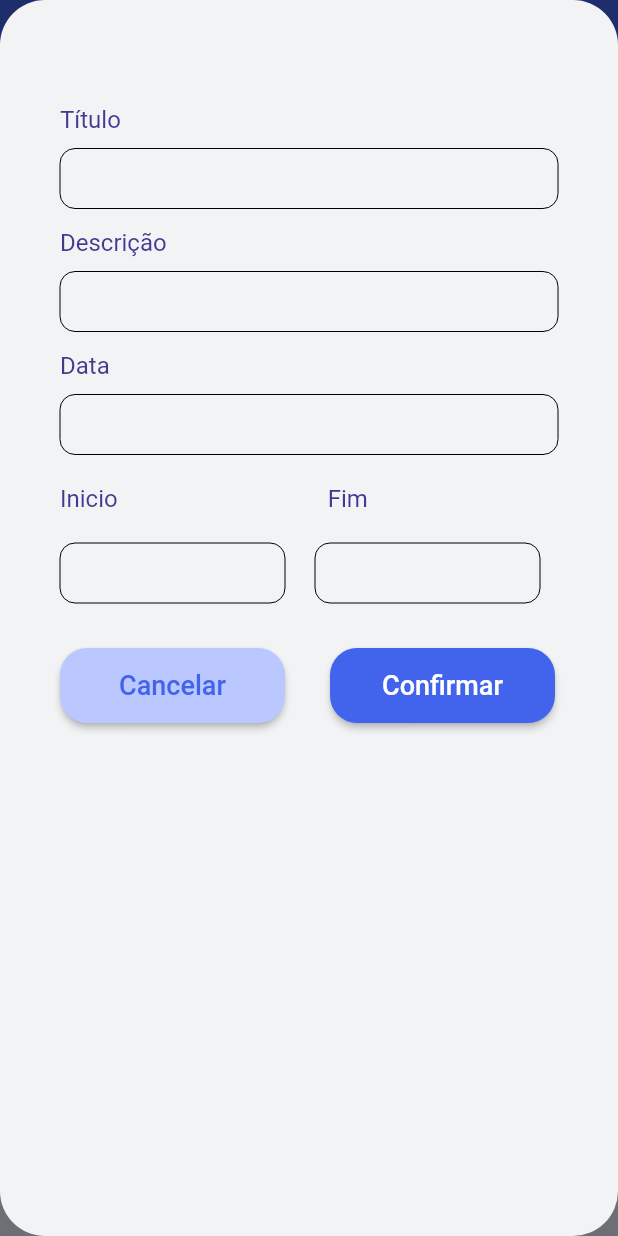
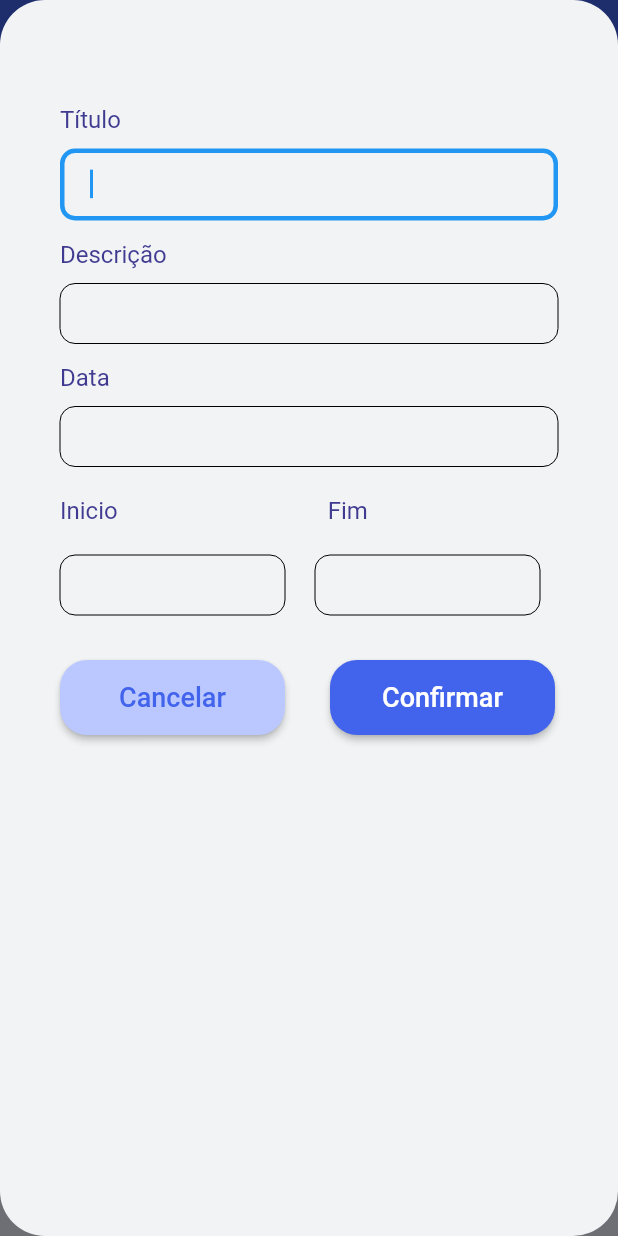
Before and after one commit to fymorGod/projeto-inicial-educacao, a Flutter app: the CalanderPage screen opened directly, after a tap on the "add" icon, on a phone screen of 412 x 824 dp. Run offline on Flutter 3.47's test engine with Material 2 defaults, Android fonts, the phone set to English and light mode, and no system bars; drawn by our look-alikes of table_calendar; our stand-ins replace auto_size_text, google_fonts, page_transition, percent_indicator, responsive_sizer, syncfusion_flutter_charts and 1 more; missing offline and left inert: flutter_vibrate.

Commit message:
aaaaaahhhh, me ajuda

```diff
--- a/lib/pages/bottomNavPages/calander_page.dart
+++ b/lib/pages/bottomNavPages/calander_page.dart
@@ -143,7 +143,7 @@ class _CalanderPageState extends State<CalanderPage> {
               ),
               SingleChildScrollView(
                 child: Container(
-                  padding: EdgeInsets.only(top: 3, left: 10, right:10),
+                  padding: EdgeInsets.only(top: 3, left: 20, right:10),
                   width: 120.w,
                   height: Adaptive.sp(70),
                   child: ListView(
@@ -358,9 +358,11 @@ class _CalanderPageState extends State<CalanderPage> {
                                 ),),
                               ),
                               SizedBox(
-                                height: 40,
+
                                 child: TextField(
+                                  autofocus: true,
                                   decoration: InputDecoration(
+                                    contentPadding: EdgeInsets.symmetric(vertical: 10, horizontal: 20),
                                     enabledBorder: OutlineInputBorder(
                                       borderSide: const BorderSide(width: 0,),
                                       borderRadius: BorderRadius.circular(10),
@@ -385,6 +387,7 @@ class _CalanderPageState extends State<CalanderPage> {
                                 height: 40,
                                 child: TextField(
                                   decoration: InputDecoration(
+                                    contentPadding: EdgeInsets.symmetric(vertical: 10, horizontal: 20),
                                     enabledBorder: OutlineInputBorder(
                                       borderSide: const BorderSide(width: 0,),
                                       borderRadius: BorderRadius.circular(10),
@@ -409,6 +412,7 @@ class _CalanderPageState extends State<CalanderPage> {
                                 height: 40,
                                 child: TextField(
                                   decoration: InputDecoration(
+                                    contentPadding: EdgeInsets.symmetric(vertical: 10, horizontal: 20),
                                     enabledBorder: OutlineInputBorder(
                                       borderSide: const BorderSide(width: 0,),
                                       borderRadius: BorderRadius.circular(10),
@@ -453,6 +457,7 @@ class _CalanderPageState extends State<CalanderPage> {
                                       height: 40,
                                       child: TextField(
                                         decoration: InputDecoration(
+                                          contentPadding: EdgeInsets.symmetric(vertical: 10, horizontal: 20),
                                           enabledBorder: OutlineInputBorder(
                                             borderSide: const BorderSide(width: 0,),
                                             borderRadius: BorderRadius.circular(10),
@@ -470,6 +475,7 @@ class _CalanderPageState extends State<CalanderPage> {
                                       height: 40,
                                       child: TextField(
                                         decoration: InputDecoration(
+                                          contentPadding: EdgeInsets.symmetric(vertical: 10, horizontal: 20),
                                           enabledBorder: OutlineInputBorder(
                                             borderSide: const BorderSide(width: 0,),
                                             borderRadius: BorderRadius.circular(10),
@@ -500,7 +506,6 @@ class _CalanderPageState extends State<CalanderPage> {
                                     SizedBox(width: 30,),
                                     ElevatedButton(onPressed: () {},
                                         style: ElevatedButton.styleFrom(
-
                                           shape: RoundedRectangleBorder(borderRadius: BorderRadius.circular(18)),
                                           fixedSize: Size(150, 50), primary: Color(0xff4263EB),
                                         ),
```
